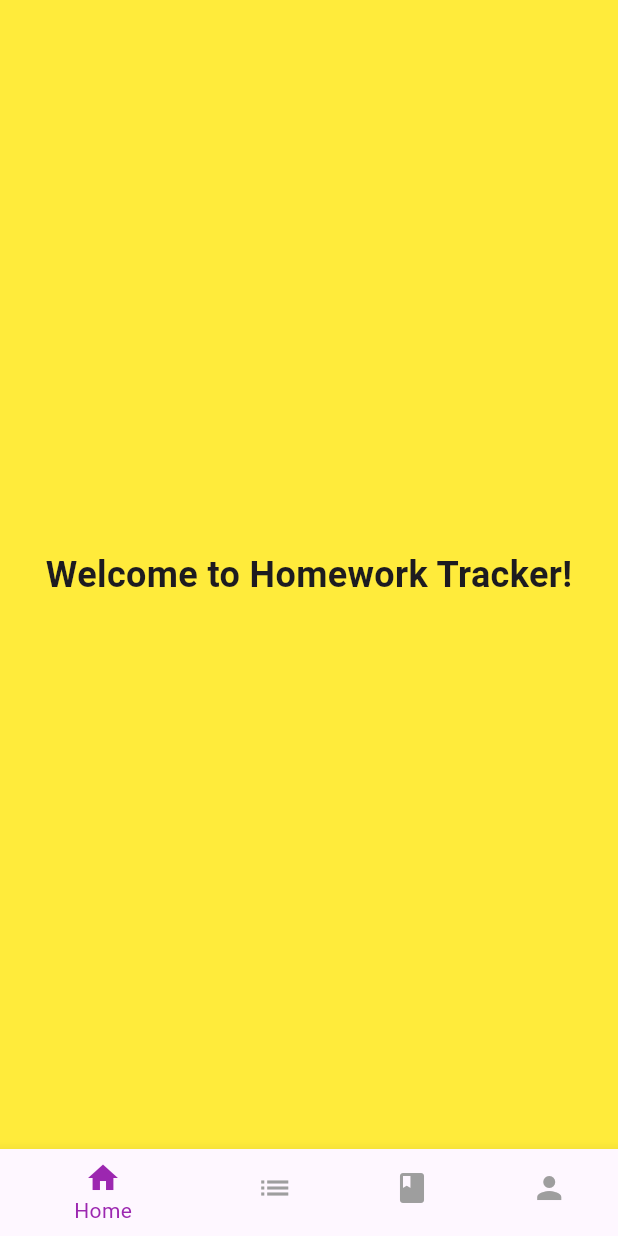
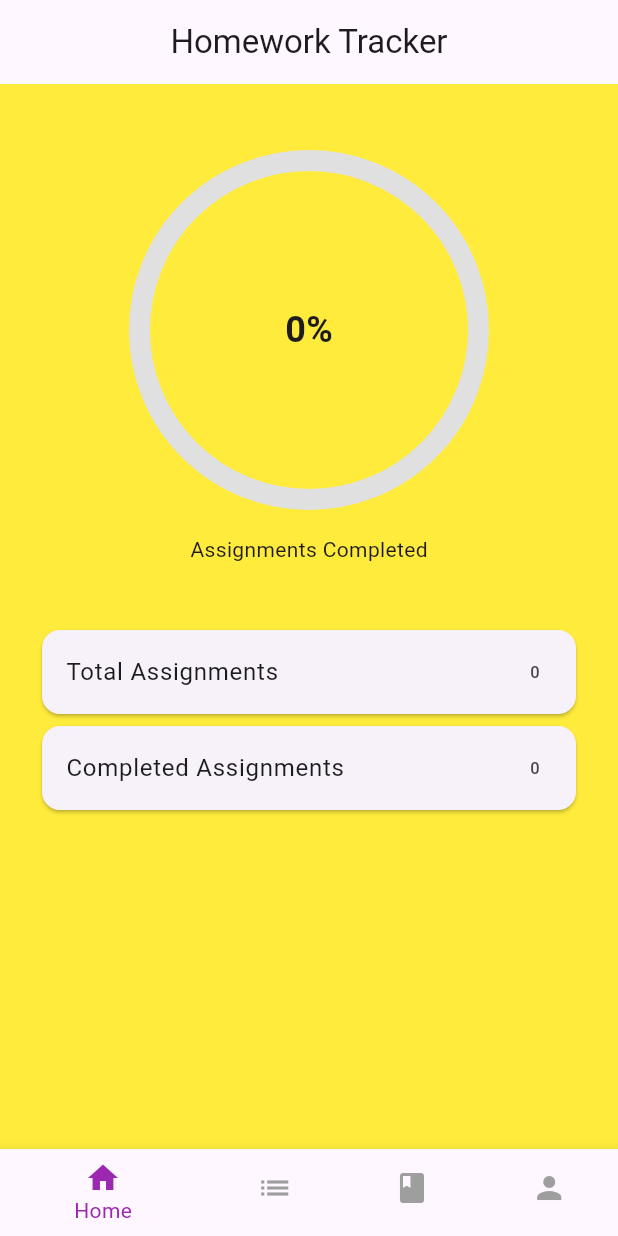
Before and after one commit to RyleyMurphy/homework-tracker, a Flutter app: the screen it shows once a user with an empty profile is signed in, on a phone screen of 412 x 824 dp. Run offline on Flutter 3.47's test engine with Material 3 defaults, Android fonts, the phone set to English and light mode, and no system bars; drawn by our look-alikes of percent_indicator; our stand-ins replace cloud_firestore, firebase_auth, firebase_core, firebase_database; accounts and stored records are empty.

Commit message:
Lab 7 Work

```diff
--- a/lib/home_screen.dart
+++ b/lib/home_screen.dart
@@ -1,16 +1,84 @@
 import 'package:flutter/material.dart';
+import 'package:percent_indicator/circular_percent_indicator.dart';
+import '../presenters/assignment_presenter.dart';
 
-class HomeScreen extends StatelessWidget {
+class HomeScreen extends StatefulWidget {
   const HomeScreen({super.key});
 
-  @override Widget build(BuildContext context) {
+  @override
+  State<HomeScreen> createState() => _HomeScreenState();
+}
+
+class _HomeScreenState extends State<HomeScreen> {
+  final AssignmentPresenter _presenter = AssignmentPresenter();
+  bool _loading = true;
+
+  @override
+  void initState() {
+    super.initState();
+    _loadAssignments();
+  }
+
+  Future<void> _loadAssignments() async {
+    await _presenter.loadAssignments();
+    if (mounted) {
+      setState(() => _loading = false);
+    }
+  }
+
+  @override
+  Widget build(BuildContext context) {
+    final percent = _presenter.completeionRatio;
+
     return Scaffold(
-      body: Center(
-        child:Text(
-          'Welcome to Homework Tracker!',
-          style: TextStyle(fontSize: 24, fontWeight: FontWeight.bold),
-        ),
+      appBar: AppBar(
+        centerTitle: true,
+        title: const Text('Homework Tracker'),
       ),
+      body:
+        _loading
+          ? const Center(child: CircularProgressIndicator())
+          : Padding(
+            padding: const EdgeInsets.all(24.0),
+            child: Column(
+              children: [
+                const SizedBox(height: 20),
+                Center(
+                  child: CircularPercentIndicator(
+                    radius: 120.0,
+                    lineWidth: 14.0,
+                    percent: percent,
+                    center: Text(
+                      '${(percent * 100).round()}%',
+                      style: const TextStyle(fontSize: 24, fontWeight: FontWeight.bold,
+                      ),
+                    ),
+                    progressColor: Colors.purple,
+                    backgroundColor: Colors.grey.shade300,
+                    animation: true,
+                    animationDuration: 800,
+                    footer: const Padding(
+                      padding: EdgeInsets.only(top: 16),
+                      child: Text('Assignments Completed'),
+                    ),
+                  ),
+                ),
+                const SizedBox(height:40),
+                Card(
+                  child: ListTile(
+                    title: const Text('Total Assignments'),
+                    trailing: Text('${_presenter.totalAssignments}'),
+                  ),
+                ),
+                Card(
+                  child: ListTile(
+                    title: const Text('Completed Assignments'),
+                    trailing: Text('${_presenter.completedAssignments}'),
+                  ),
+                ),
+              ],
+            ),
+          ),
     );
   }
 }
--- a/lib/presenters/assignment_presenter.dart
+++ b/lib/presenters/assignment_presenter.dart
@@ -38,4 +38,10 @@ class AssignmentPresenter {
     _assignments.removeWhere((assignment) => assignment.title == title);
   }
 
+  int get totalAssignments => _assignments.length;
+
+  int get completedAssignments => _assignments.where((a) => a.isCompleted).length;
+
+  double get completeionRatio => totalAssignments == 0 ? 0 : completedAssignments / totalAssignments;
+
 }
--- a/pubspec.yaml
+++ b/pubspec.yaml
@@ -13,6 +13,7 @@ dependencies:
   firebase_auth: ^5.5.3
   cloud_firestore: ^5.6.7
   firebase_database: ^11.3.5
+  percent_indicator: ^4.2.5
 
 dev_dependencies:
   flutter_test:
```
Also changed, not shown: pubspec.lock, 4 other files.
